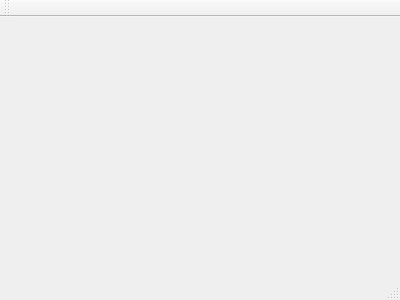
Qt form Automated_accounting_system_for_livestock_farms/mainwindow.ui (Odavinh/star-qt) before a commit.
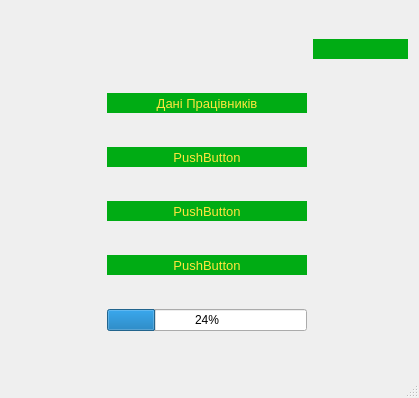
The same form after that commit.

What changed in the file:
```diff
--- a/Automated_accounting_system_for_livestock_farms/mainwindow.ui
+++ b/Automated_accounting_system_for_livestock_farms/mainwindow.ui
@@ -1,24 +1,245 @@
 <ui version="4.0">
  <class>MainWindow</class>
- <widget class="QMainWindow" name="MainWindow" >
-  <property name="geometry" >
+ <widget class="QMainWindow" name="MainWindow">
+  <property name="geometry">
    <rect>
     <x>0</x>
     <y>0</y>
-    <width>400</width>
-    <height>300</height>
+    <width>419</width>
+    <height>398</height>
    </rect>
   </property>
   <property name="windowTitle" >
    <string>MainWindow</string>
   </property>
-  <widget class="QMenuBar" name="menuBar" />
-  <widget class="QToolBar" name="mainToolBar" />
-  <widget class="QWidget" name="centralWidget" />
-  <widget class="QStatusBar" name="statusBar" />
+  <widget class="QWidget" name="centralWidget">
+   <layout class="QGridLayout" name="gridLayout">
+    <property name="spacing">
+     <number>6</number>
+    </property>
+    <item row="4" column="1">
+     <widget class="QPushButton" name="pushButton_2">
+      <property name="minimumSize">
+       <size>
+        <width>200</width>
+        <height>20</height>
+       </size>
+      </property>
+      <property name="font">
+       <font>
+        <pointsize>10</pointsize>
+       </font>
+      </property>
+      <property name="styleSheet">
+       <string notr="true">QPushButton{
+background:#00AC14;
+color:#FFE53E;
+border:0px solid #FFFFFF;
+
+}
+QPushButton:hover{
+background:#2DBE3B;
+color:#FFE53E;
+border:0px solid #FFFFFF;
+}
+QPushButton:pressed{
+background:qlineargradient(spread:reflect, x1:0.433, y1:0, x2:0.438494, y2:0.500227, stop:0 rgba(255, 255, 255, 255), stop:0.365169 rgba(49, 196, 64, 255));
+color:#FFE53E;
+border:0px solid #FFFFFF;
+}</string>
+      </property>
+      <property name="text">
+       <string>PushButton</string>
+      </property>
+     </widget>
+    </item>
+    <item row="5" column="1">
+     <widget class="QPushButton" name="pushButton_3">
+      <property name="minimumSize">
+       <size>
+        <width>200</width>
+        <height>20</height>
+       </size>
+      </property>
+      <property name="font">
+       <font>
+        <pointsize>10</pointsize>
+       </font>
+      </property>
+      <property name="styleSheet">
+       <string notr="true">QPushButton{
+background:#00AC14;
+color:#FFE53E;
+border:0px solid #FFFFFF;
+
+}
+QPushButton:hover{
+background:#2DBE3B;
+color:#FFE53E;
+border:0px solid #FFFFFF;
+}
+QPushButton:pressed{
+background:qlineargradient(spread:reflect, x1:0.433, y1:0, x2:0.438494, y2:0.500227, stop:0 rgba(255, 255, 255, 255), stop:0.365169 rgba(49, 196, 64, 255));
+color:#FFE53E;
+border:0px solid #FFFFFF;
+}</string>
+      </property>
+      <property name="text">
+       <string>PushButton</string>
+      </property>
+     </widget>
+    </item>
+    <item row="2" column="1">
+     <widget class="QPushButton" name="Button_db">
+      <property name="minimumSize">
+       <size>
+        <width>200</width>
+        <height>20</height>
+       </size>
+      </property>
+      <property name="font">
+       <font>
+        <pointsize>10</pointsize>
+       </font>
+      </property>
+      <property name="styleSheet">
+       <string notr="true">QPushButton{
+background:#00AC14;
+color:#FFE53E;
+border:0px solid #FFFFFF;
+
+}
+QPushButton:hover{
+background:#2DBE3B;
+color:#FFE53E;
+border:0px solid #FFFFFF;
+}
+QPushButton:pressed{
+background:qlineargradient(spread:reflect, x1:0.433, y1:0, x2:0.438494, y2:0.500227, stop:0 rgba(255, 255, 255, 255), stop:0.365169 rgba(49, 196, 64, 255));
+color:#FFE53E;
+border:0px solid #FFFFFF;
+}</string>
+      </property>
+      <property name="text">
+       <string>Дані Працівників</string>
+      </property>
+     </widget>
+    </item>
+    <item row="2" column="0">
+     <spacer name="horizontalSpacer">
+      <property name="orientation">
+       <enum>Qt::Horizontal</enum>
+      </property>
+      <property name="sizeHint" stdset="0">
+       <size>
+        <width>40</width>
+        <height>20</height>
+       </size>
+      </property>
+     </spacer>
+    </item>
+    <item row="1" column="2">
+     <widget class="QPushButton" name="pushButton_4">
+      <property name="minimumSize">
+       <size>
+        <width>40</width>
+        <height>20</height>
+       </size>
+      </property>
+      <property name="styleSheet">
+       <string notr="true">QPushButton{
+background:#00AC14;
+color:#FFE53E;
+border:0px solid #FFFFFF;
+
+}
+QPushButton:hover{
+background:#2DBE3B;
+color:#FFE53E;
+border:0px solid #FFFFFF;
+}
+QPushButton:pressed{
+background:qlineargradient(spread:reflect, x1:0.433, y1:0, x2:0.438494, y2:0.500227, stop:0 rgba(255, 255, 255, 255), stop:0.365169 rgba(49, 196, 64, 255));
+color:#FFE53E;
+border:0px solid #FFFFFF;
+}</string>
+      </property>
+      <property name="text">
+       <string/>
+      </property>
+     </widget>
+    </item>
+    <item row="2" column="2">
+     <spacer name="horizontalSpacer_2">
+      <property name="orientation">
+       <enum>Qt::Horizontal</enum>
+      </property>
+      <property name="sizeHint" stdset="0">
+       <size>
+        <width>40</width>
+        <height>20</height>
+       </size>
+      </property>
+     </spacer>
+    </item>
+    <item row="3" column="1">
+     <widget class="QPushButton" name="pushButton">
+      <property name="minimumSize">
+       <size>
+        <width>200</width>
+        <height>20</height>
+       </size>
+      </property>
+      <property name="font">
+       <font>
+        <pointsize>10</pointsize>
+       </font>
+      </property>
+      <property name="styleSheet">
+       <string notr="true">QPushButton{
+background:#00AC14;
+color:#FFE53E;
+border:0px solid #FFFFFF;
+
+}
+QPushButton:hover{
+background:#2DBE3B;
+color:#FFE53E;
+border:0px solid #FFFFFF;
+}
+QPushButton:pressed{
+background:qlineargradient(spread:reflect, x1:0.433, y1:0, x2:0.438494, y2:0.500227, stop:0 rgba(255, 255, 255, 255), stop:0.365169 rgba(49, 196, 64, 255));
+color:#FFE53E;
+border:0px solid #FFFFFF;
+}</string>
+      </property>
+      <property name="text">
+       <string>PushButton</string>
+      </property>
+     </widget>
+    </item>
+    <item row="6" column="1">
+     <widget class="QProgressBar" name="progressBar">
+      <property name="value">
+       <number>24</number>
+      </property>
+     </widget>
+    </item>
+   </layout>
+  </widget>
+  <widget class="QMenuBar" name="menuBar">
+   <property name="geometry">
+    <rect>
+     <x>0</x>
+     <y>0</y>
+     <width>419</width>
+     <height>20</height>
+    </rect>
+   </property>
+  </widget>
+  <widget class="QStatusBar" name="statusBar"/>
  </widget>
- <layoutDefault spacing="6" margin="11" />
- <pixmapfunction></pixmapfunction>
+ <layoutdefault spacing="6" margin="11"/>
  <resources/>
  <connections/>
 </ui>
```
Left out of the diff: 3 changed lines with no effect on the pictures.
